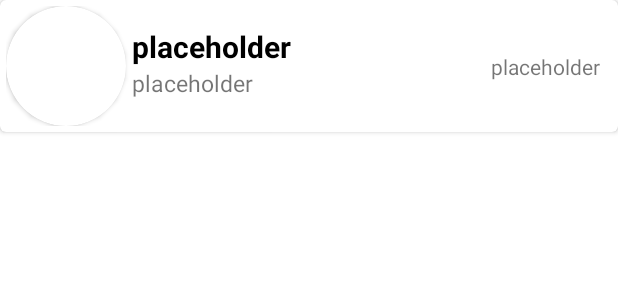
After one commit to legion-11/CMediacal, an Android app: the layout search_list_item.xml on its own in the app's theme, with its tools: preview values and no code run, on a phone screen of 412 x 824 dp. The commit adds this screen. Shown: the top 300 px of the screen. Run offline under Robolectric (Android 15) with nearby library versions, the phone set to English and light mode, and no system bars.

Commit message:
addition of search list, download images by url, filtering of list by name

```diff
--- a/app/build.gradle
+++ b/app/build.gradle
@@ -53,6 +53,7 @@ dependencies {
     implementation 'androidx.lifecycle:lifecycle-viewmodel-ktx:2.3.0'
     implementation 'androidx.navigation:navigation-fragment-ktx:2.3.3'
     implementation 'androidx.navigation:navigation-ui-ktx:2.3.3'
+    implementation 'com.google.firebase:firebase-storage:19.2.1'
     testImplementation 'junit:junit:4.+'
     androidTestImplementation 'androidx.test.ext:junit:1.1.2'
     androidTestImplementation 'androidx.test.espresso:espresso-core:3.3.0'
@@ -60,4 +61,5 @@ dependencies {
     implementation 'org.jetbrains.kotlinx:kotlinx-coroutines-core:1.4.1'
     implementation 'org.jetbrains.kotlinx:kotlinx-coroutines-android:1.4.1'
 
+    implementation 'com.squareup.picasso:picasso:2.71828'
 }
--- a/app/src/main/java/com/dmytroandriichuk/cmediacal/ui/search/dialog/dataClasses/FilterListParentItem.kt
+++ b/app/src/main/java/com/dmytroandriichuk/cmediacal/ui/search/dialog/model/DialogFilterListItem.kt
@@ -1,6 +1,6 @@
-package com.dmytroandriichuk.cmediacal.ui.search.dialog.dataClasses
+package com.dmytroandriichuk.cmediacal.ui.search.dialog.model
 
-data class FilterListParentItem(
+data class DialogFilterListItem(
     val title: String,
     val listOfFilters: List<String>
 ){
--- a/app/src/main/res/layout/dialog_filter_list.xml
+++ b/app/src/main/res/layout/dialog_filter_list.xml
@@ -3,7 +3,6 @@
 <androidx.recyclerview.widget.RecyclerView xmlns:android="http://schemas.android.com/apk/res/android"
 xmlns:app="http://schemas.android.com/apk/res-auto"
 android:layout_width="match_parent"
-    android:id="@+id/dialogRecyclerView"
 android:layout_height="match_parent"
 app:layout_constraintEnd_toEndOf="parent"
 app:layout_constraintStart_toStartOf="parent"
--- a/app/src/main/res/layout/dialog_list_item.xml
+++ b/app/src/main/res/layout/search_dialog_list_item.xml
@@ -33,4 +33,5 @@
         </LinearLayout>
 
     </LinearLayout>
+
 </androidx.cardview.widget.CardView>
--- /dev/null
+++ b/app/src/main/res/layout/search_list_item.xml
@@ -0,0 +1,78 @@
+<?xml version="1.0" encoding="utf-8"?>
+<androidx.cardview.widget.CardView xmlns:android="http://schemas.android.com/apk/res/android"
+    xmlns:app="http://schemas.android.com/apk/res-auto"
+    android:layout_width="match_parent"
+    android:layout_height="wrap_content"
+    android:layout_marginBottom="4dp"
+    android:elevation="4dp"
+    app:cardCornerRadius="4dp">
+
+    <androidx.constraintlayout.widget.ConstraintLayout
+        android:layout_width="match_parent"
+        android:layout_height="match_parent"
+        android:layout_margin="4dp">
+
+        <androidx.cardview.widget.CardView
+            android:id="@+id/search_item_clinic_card"
+            android:layout_width="80dp"
+            android:layout_height="80dp"
+            android:padding="2dp"
+            app:cardCornerRadius="40dp"
+            app:layout_constraintStart_toStartOf="parent"
+            app:layout_constraintTop_toTopOf="parent">
+
+            <ImageView
+                android:id="@+id/search_item_clinic_image"
+                android:layout_width="match_parent"
+                android:layout_height="match_parent"
+                android:contentDescription="@string/dental_clinic_picture" />
+
+        </androidx.cardview.widget.CardView>
+
+
+        <TextView
+            android:id="@+id/search_item_name"
+            android:layout_width="0dp"
+            android:layout_height="wrap_content"
+            android:layout_alignParentTop="true"
+            android:layout_marginStart="4dp"
+            android:layout_marginEnd="20dp"
+            android:layout_toEndOf="@+id/search_item_clinic_card"
+            android:text="@string/placeholder"
+            android:textColor="@android:color/black"
+            android:textSize="20sp"
+            android:textStyle="bold"
+            app:layout_constraintBottom_toBottomOf="parent"
+            app:layout_constraintEnd_toStartOf="@+id/search_item_total_price"
+            app:layout_constraintStart_toEndOf="@+id/search_item_clinic_card"
+            app:layout_constraintTop_toTopOf="parent"
+            app:layout_constraintVertical_bias="0.25"
+            app:layout_constraintVertical_chainStyle="packed" />
+
+        <TextView
+            android:id="@+id/search_item_address"
+            android:layout_width="0dp"
+            android:layout_height="wrap_content"
+            android:layout_below="@+id/search_item_name"
+            android:layout_marginStart="4dp"
+            android:layout_toEndOf="@+id/search_item_clinic_card"
+            android:text="@string/placeholder"
+            android:textSize="15sp"
+            app:layout_constraintEnd_toEndOf="@+id/search_item_name"
+            app:layout_constraintStart_toEndOf="@+id/search_item_clinic_card"
+            app:layout_constraintTop_toBottomOf="@+id/search_item_name" />
+
+        <TextView
+            android:id="@+id/search_item_total_price"
+            android:layout_width="wrap_content"
+            android:layout_height="wrap_content"
+            android:layout_alignTop="@+id/search_item_name"
+            android:layout_alignBottom="@+id/search_item_name"
+            android:layout_marginEnd="8dp"
+            android:gravity="center"
+            android:text="@string/placeholder"
+            app:layout_constraintBottom_toBottomOf="parent"
+            app:layout_constraintEnd_toEndOf="parent"
+            app:layout_constraintTop_toTopOf="parent" />
+    </androidx.constraintlayout.widget.ConstraintLayout>
+</androidx.cardview.widget.CardView>
```
Also changed, not shown: app/src/main/java/com/dmytroandriichuk/cmediacal/LandingActivity.kt (+0 -23 lines), app/src/main/java/com/dmytroandriichuk/cmediacal/ui/search/SearchFragment.kt (+46 -15 lines), app/src/main/java/com/dmytroandriichuk/cmediacal/ui/search/SearchListAdapter.kt (added, +83 -0 lines), app/src/main/java/com/dmytroandriichuk/cmediacal/ui/search/dialog/FilterListAdapter.kt (+15 -15 lines), app/src/main/java/com/dmytroandriichuk/cmediacal/ui/search/dialog/FilterListDialog.kt (+9 -6 lines), app/src/main/java/com/dmytroandriichuk/cmediacal/ui/search/model/SearchListItem.kt (added, +15 -0 lines), app/src/main/res/layout/fragment_search.xml (+8 -6 lines), app/src/main/res/values/strings.xml (+57 -13 lines), app/src/main/res/drawable-xhdpi/tmp_clinic_image.jpg (added).
